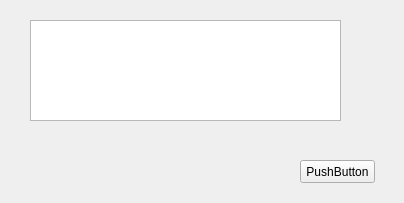
Zao-chen/ZcChat2, file pet/dialog.ui: the form before one commit.
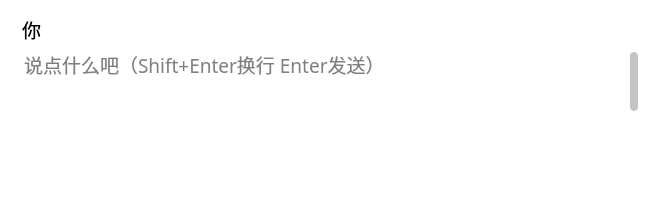
The form after the commit. Icons and pictures are not drawn.

Commit message: feat(dialog): 对话框窗口绘制完成

Patch:
```diff
--- a/pet/dialog.ui
+++ b/pet/dialog.ui
@@ -6,36 +6,315 @@
    <rect>
     <x>0</x>
     <y>0</y>
-    <width>404</width>
-    <height>203</height>
+    <width>650</width>
+    <height>200</height>
    </rect>
   </property>
+  <property name="font">
+   <font>
+    <family>Microsoft YaHei</family>
+    <pointsize>12</pointsize>
+   </font>
+  </property>
   <property name="windowTitle">
    <string>Form</string>
   </property>
-  <widget class="QTextEdit" name="textEdit_Dialog">
-   <property name="geometry">
-    <rect>
-     <x>30</x>
-     <y>20</y>
-     <width>311</width>
-     <height>101</height>
-    </rect>
+  <property name="styleSheet">
+   <string notr="true">* {
+    background: transparent;
+}
+</string>
+  </property>
+  <layout class="QGridLayout" name="gridLayout">
+   <property name="leftMargin">
+    <number>20</number>
    </property>
-  </widget>
-  <widget class="QPushButton" name="pushButton_SendTest">
-   <property name="geometry">
-    <rect>
-     <x>300</x>
-     <y>160</y>
-     <width>75</width>
-     <height>23</height>
-    </rect>
+   <property name="topMargin">
+    <number>15</number>
    </property>
-   <property name="text">
-    <string>PushButton</string>
+   <property name="rightMargin">
+    <number>12</number>
    </property>
-  </widget>
+   <property name="bottomMargin">
+    <number>10</number>
+   </property>
+   <property name="horizontalSpacing">
+    <number>1</number>
+   </property>
+   <property name="verticalSpacing">
+    <number>2</number>
+   </property>
+   <item row="1" column="0">
+    <widget class="QTextEdit" name="textEdit">
+     <property name="font">
+      <font>
+       <family>Microsoft YaHei</family>
+       <pointsize>14</pointsize>
+      </font>
+     </property>
+     <property name="contextMenuPolicy">
+      <enum>Qt::ContextMenuPolicy::DefaultContextMenu</enum>
+     </property>
+     <property name="styleSheet">
+      <string notr="true">QMenu {
+    background-color: #ffffff; /* 白色背景 */
+    border: none;              /* 无边框 */
+    border-radius: 8px;        /* 圆角半径 */
+    padding: 5px;              /* 内边距 */
+}
+
+QMenu::item {
+    padding: 8px 20px;         /* 菜单项的内边距 */
+    background-color: transparent; /* 默认背景色透明 */
+    border-radius: 4px;        /* 菜单项圆角 */
+}
+
+QMenu::item:selected {
+    background-color: #e0e0e0; /* 选中项的背景色 */
+    color: #000000;            /* 选中项的文字颜色 */
+}
+
+QMenu::separator {
+    height: 1px;
+    background: #dcdcdc;
+    margin: 5px 0;
+}
+QScrollArea {
+    border: none; /* 去除边框 */
+    background: transparent; /* 背景透明 */
+}
+
+QScrollBar:vertical, QScrollBar:horizontal {
+    border: none; /* 去除边框 */
+    background: transparent; /* 背景透明 */
+    width: 8px; /* 设置滚动条的宽度 */
+    height: 8px; /* 设置滚动条的高度 */
+}
+
+QScrollBar::handle:vertical, QScrollBar::handle:horizontal {
+    background: rgba(136, 136, 136, 0.5); /* 设置滚动条滑块的淡灰色 */
+    border-radius: 4px; /* 设置滑块的圆角 */
+}
+
+QScrollBar::handle:vertical:hover, QScrollBar::handle:horizontal:hover {
+    background: rgba(136, 136, 136, 0.8); /* 滑块悬停时的颜色 */
+}
+
+QScrollBar::add-line:vertical, QScrollBar::sub-line:vertical,
+QScrollBar::add-line:horizontal, QScrollBar::sub-line:horizontal {
+    background: transparent; /* 去除上下箭头 */
+    border: none; /* 去除箭头边框 */
+    height: 0px; /* 强制去除箭头按钮 */
+    width: 0px; /* 强制去除箭头按钮 */
+}
+
+QProgressBar {
+    border: none; /* 去除进度条边框 */
+    background: #f0f0f0; /* 进度条的背景颜色 */
+    height: 8px; /* 设置进度条的高度 */
+    margin-bottom: 10px; /* 为进度条下方留出空间 */
+}
+
+QProgressBar::chunk {
+    background: rgba(76, 175, 80, 0.5); /* 设置淡绿色的进度条颜色 */
+    border-radius: 4px; /* 设置进度条块的圆角 */
+}
+</string>
+     </property>
+     <property name="frameShape">
+      <enum>QFrame::Shape::NoFrame</enum>
+     </property>
+     <property name="verticalScrollBarPolicy">
+      <enum>Qt::ScrollBarPolicy::ScrollBarAlwaysOff</enum>
+     </property>
+     <property name="horizontalScrollBarPolicy">
+      <enum>Qt::ScrollBarPolicy::ScrollBarAlwaysOff</enum>
+     </property>
+     <property name="acceptRichText">
+      <bool>true</bool>
+     </property>
+     <property name="placeholderText">
+      <string>说点什么吧（Shift+Enter换行 Enter发送）</string>
+     </property>
+    </widget>
+   </item>
+   <item row="1" column="1">
+    <widget class="QScrollBar" name="verticalScrollBar">
+     <property name="sizePolicy">
+      <sizepolicy hsizetype="Fixed" vsizetype="Minimum">
+       <horstretch>0</horstretch>
+       <verstretch>0</verstretch>
+      </sizepolicy>
+     </property>
+     <property name="layoutDirection">
+      <enum>Qt::LayoutDirection::RightToLeft</enum>
+     </property>
+     <property name="styleSheet">
+      <string notr="true">/* 去除滚动条的边框和背景 */
+QScrollBar:vertical {
+    border: none;              /* 去除边框 */
+    background: transparent;   /* 背景透明 */
+    width: 8px;                /* 设置滚动条的宽度 */
+}
+
+QScrollBar::handle:vertical {
+    background: rgba(136, 136, 136, 0.5);
+    border-radius: 4px;
+}
+
+
+/* 滑块悬停时的颜色变化 */
+QScrollBar::handle:vertical:hover {
+    background: rgba(136, 136, 136, 0.8);  /* 滑块悬停时的颜色 */
+}
+
+/* 去除滚动条上下箭头按钮 */
+QScrollBar::add-line:vertical, QScrollBar::sub-line:vertical {
+    background: transparent; /* 去除上下箭头 */
+    border: none;             /* 去除箭头边框 */
+    height: 0px;              /* 强制去除箭头按钮 */
+}
+
+/* 滚动条轨道样式 */
+QScrollBar::groove:vertical {
+    background: transparent;   /* 设置轨道背景为透明 */
+    border: none;               /* 去除轨道的边框 */
+    width: 8px;                 /* 设置轨道的宽度 */
+}
+
+/* 设置滚动条范围变化时的显示效果 */
+QScrollBar:vertical:disabled {
+    background: transparent;  /* 禁用时的背景色透明 */
+    border: none;              /* 禁用时的边框 */
+}
+</string>
+     </property>
+     <property name="maximum">
+      <number>10</number>
+     </property>
+     <property name="value">
+      <number>1</number>
+     </property>
+     <property name="sliderPosition">
+      <number>1</number>
+     </property>
+     <property name="tracking">
+      <bool>true</bool>
+     </property>
+     <property name="orientation">
+      <enum>Qt::Orientation::Vertical</enum>
+     </property>
+    </widget>
+   </item>
+   <item row="1" column="0">
+    <widget class="QPushButton" name="pushButton_next">
+     <property name="sizePolicy">
+      <sizepolicy hsizetype="Minimum" vsizetype="Minimum">
+       <horstretch>0</horstretch>
+       <verstretch>0</verstretch>
+      </sizepolicy>
+     </property>
+     <property name="font">
+      <font>
+       <family>Microsoft YaHei</family>
+       <pointsize>30</pointsize>
+      </font>
+     </property>
+     <property name="toolTip">
+      <string/>
+     </property>
+     <property name="styleSheet">
+      <string notr="true"/>
+     </property>
+     <property name="text">
+      <string/>
+     </property>
+     <property name="flat">
+      <bool>true</bool>
+     </property>
+    </widget>
+   </item>
+   <item row="2" column="1">
+    <widget class="QPushButton" name="pushButton_history">
+     <property name="styleSheet">
+      <string notr="true">QPushButton {
+    background-color: transparent;  /* 无背景 */
+    border: none;                   /* 无边框 */
+    border-radius: 5px;            /* 圆角 */
+}
+
+/* 鼠标悬停时（仅有圆角变化） */
+QPushButton:hover {
+    border: 2px solid #CCCCCC;      /* 悬停时增加边框 */
+}
+
+/* 按下时（加深边框颜色） */
+QPushButton:pressed {
+    border: 2px solid #AAAAAA;      /* 按下时边框加深 */
+}
+</string>
+     </property>
+     <property name="text">
+      <string/>
+     </property>
+     <property name="icon">
+      <iconset resource="../res.qrc">
+       <normaloff>:/res/img/ico/log-24.svg</normaloff>:/res/img/ico/log-24.svg</iconset>
+     </property>
+    </widget>
+   </item>
+   <item row="2" column="0">
+    <layout class="QHBoxLayout" name="horizontalLayout">
+     <property name="spacing">
+      <number>0</number>
+     </property>
+     <property name="leftMargin">
+      <number>0</number>
+     </property>
+     <property name="topMargin">
+      <number>0</number>
+     </property>
+     <property name="rightMargin">
+      <number>0</number>
+     </property>
+     <property name="bottomMargin">
+      <number>0</number>
+     </property>
+     <item>
+      <spacer name="horizontalSpacer">
+       <property name="orientation">
+        <enum>Qt::Orientation::Horizontal</enum>
+       </property>
+       <property name="sizeHint" stdset="0">
+        <size>
+         <width>40</width>
+         <height>20</height>
+        </size>
+       </property>
+      </spacer>
+     </item>
+    </layout>
+   </item>
+   <item row="0" column="0">
+    <widget class="QLabel" name="label_name">
+     <property name="font">
+      <font>
+       <family>Microsoft YaHei</family>
+       <pointsize>14</pointsize>
+      </font>
+     </property>
+     <property name="text">
+      <string notr="true">你</string>
+     </property>
+     <property name="wordWrap">
+      <bool>false</bool>
+     </property>
+     <property name="indent">
+      <number>2</number>
+     </property>
+    </widget>
+   </item>
+  </layout>
  </widget>
  <resources/>
  <connections/>
```
Left out of the diff: 4 changed lines with no effect on the pictures. The commit also changes 5 other files.
